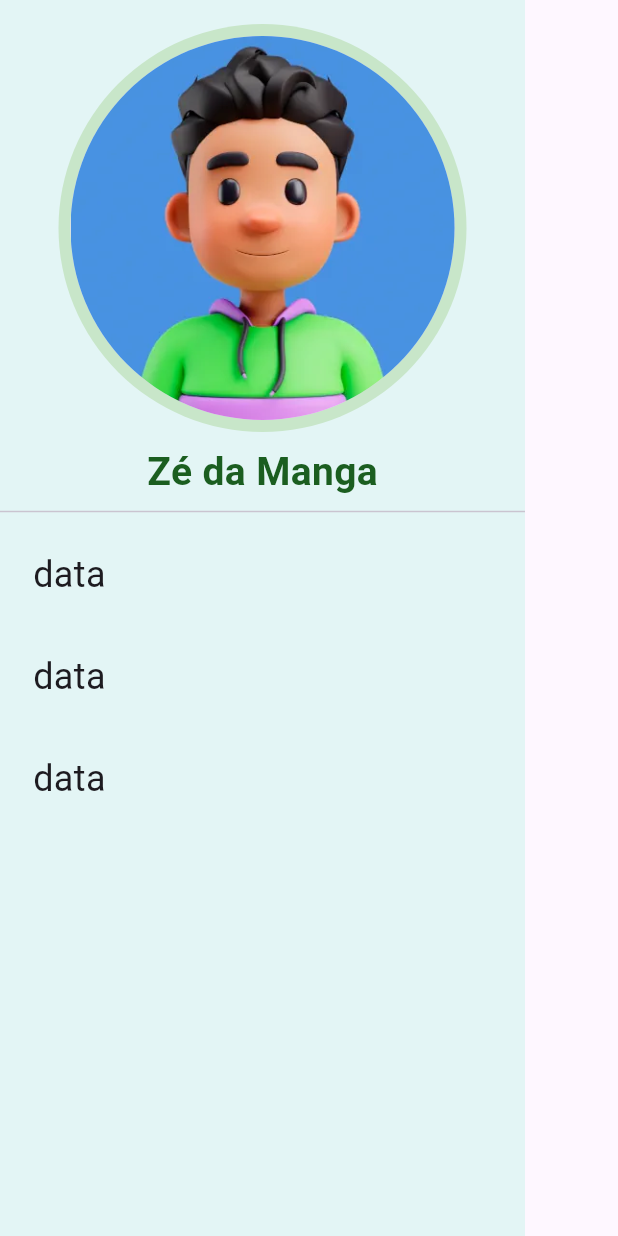
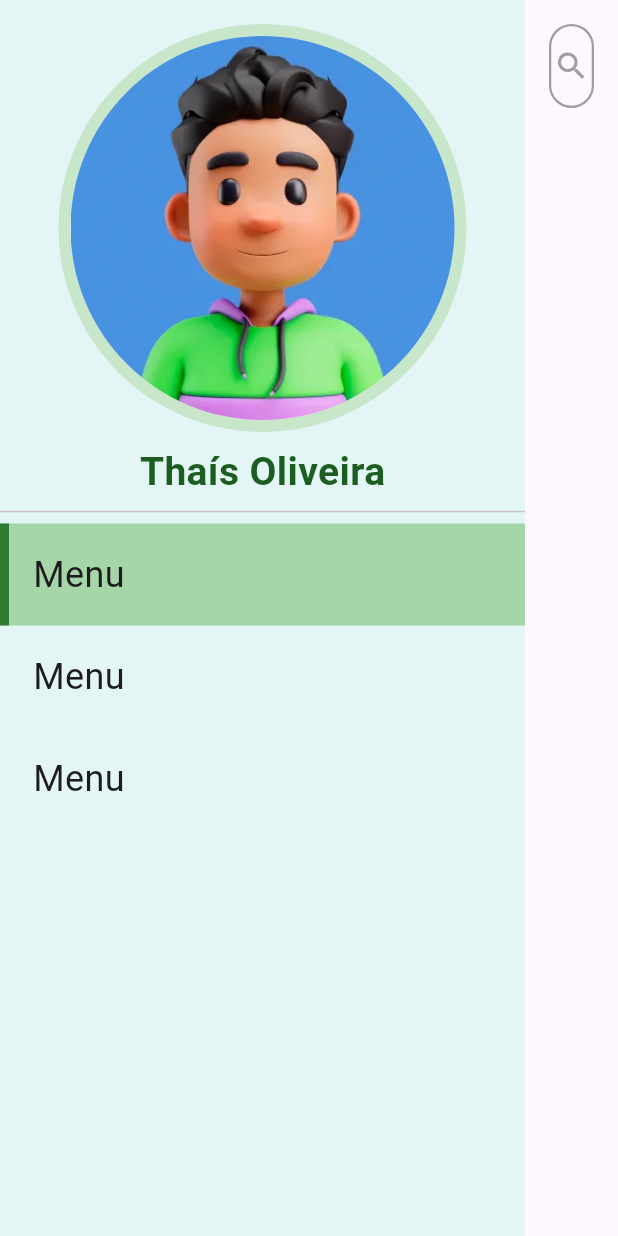
Before and after one commit to thaissoliveira/AppDash, a Flutter app: the screen it shows after launch, on a phone screen of 412 x 824 dp. Run offline on Flutter 3.47's test engine with Material 3 defaults, Android fonts, the phone set to English and light mode, and no system bars; network calls fail.

Commit message:
Avaliação - Programação Móvel

```diff
--- /dev/null
+++ b/devtools_options.yaml
@@ -0,0 +1,3 @@
+description: This file stores settings for Dart & Flutter DevTools.
+documentation: https://docs.flutter.dev/tools/devtools/extensions#configure-extension-enablement-states
+extensions:
--- a/lib/main.dart
+++ b/lib/main.dart
@@ -1,12 +1,7 @@
 import 'package:flutter/material.dart';
 import 'package:app_dashborad/app.dart';
-import 'package:supabase_flutter/supabase_flutter.dart';
 
 Future<void> main() async {
   WidgetsFlutterBinding.ensureInitialized();
-  await Supabase.initialize(
-    url: 'https://vvnazyergzerjhadoaxj.supabase.co',
-    anonKey: 'eyJhbGciOiJIUzI1NiIsInR5cCI6IkpXVCJ9.eyJpc3MiOiJzdXBhYmFzZSIsInJlZiI6InZ2bmF6eWVyZ3plcmpoYWRvYXhqIiwicm9sZSI6ImFub24iLCJpYXQiOjE3NDYxNDYwMzQsImV4cCI6MjA2MTcyMjAzNH0._sC6EcodS3LR2pBXTBmksufNWs7ze6CfcFvgEQXTqv8',
-  );
   runApp(const App());
 }
--- a/lib/screens/home_page.dart
+++ b/lib/screens/home_page.dart
@@ -1,8 +1,6 @@
 import 'package:flutter/material.dart';
-import 'package:supabase_flutter/supabase_flutter.dart';
-
-// Get a reference your Supabase client
-final supabase = Supabase.instance.client;
+import 'dart:convert';
+import 'package:http/http.dart' as http;
 
 class HomePage extends StatefulWidget {
   const HomePage({super.key});
@@ -12,115 +10,135 @@ class HomePage extends StatefulWidget {
 }
 
 class _HomePageState extends State<HomePage> {
-  int index = 0;
+  List<dynamic> allUsers = [];
+  List<dynamic> filteredUsers = [];
+  final TextEditingController searchController = TextEditingController();
+
+  void initState() {
+    super.initState();
+    fetchUsers();
+    searchController.addListener(onSearchTextChanged);
+  }
+
+  Future<void> fetchUsers() async {
+    final uri = Uri.parse('https://ifpaserver.org:4443/usuarios');
+    final response = await http.get(uri);
+
+    if (response.statusCode == 200) {
+      final List<dynamic> data = jsonDecode(response.body);
+      setState(() {
+        allUsers = data;
+        filteredUsers = data;
+      });
+    } else {
+      // Erro ao buscar os dados
+      ScaffoldMessenger.of(
+        context,
+      ).showSnackBar(SnackBar(content: Text('Erro ao carregar usuários')));
+    }
+  }
+
+  void onSearchTextChanged() {
+    final query = searchController.text.toLowerCase();
+    setState(() {
+      filteredUsers = allUsers
+          .where((user) =>(user['nome'] ?? '').toString().toLowerCase().contains(query),
+          ).toList();
+    });
+  }
+
+  @override
+  void dispose() {
+    searchController.dispose();
+    super.dispose();
+  }
 
 @override
   Widget build(BuildContext context) {
     return Scaffold(
       body: Row(
-        crossAxisAlignment: CrossAxisAlignment.start,
         children: [
-          Container(
+          _buildSidebar(),
+          Expanded(
+            child: Column(
+              children: [
+                Padding(
+                  padding: const EdgeInsets.all(16.0),
+                  child: TextField(
+                    controller: searchController,
+                    decoration: InputDecoration(
+                      labelText: 'Buscar por nome',
+                      labelStyle: TextStyle(color: Colors.grey),
+                      prefixIcon: Icon(Icons.search, color: Colors.grey),
+                      enabledBorder: OutlineInputBorder(
+                        borderRadius: BorderRadius.circular(20),
+                        borderSide: BorderSide(color: Colors.grey, width: 1.5),
+                      ),
+                      focusedBorder: OutlineInputBorder(
+                        borderRadius: BorderRadius.circular(20),
+                        borderSide: BorderSide(
+                          color: Colors.green.shade900,
+                          width: 1.5,
+                        ),
+                      ),
+                    ),
+                  ),
+                ),
+                Expanded(
+                  child: SingleChildScrollView(
+                    child: Wrap(
+                      spacing: 41,
+                      children: filteredUsers.map((user) {
+                        return InfoCard(
+                          title: user['nome'] ?? 'Sem nome',
+                          subTitle:
+                              user['matricula']?.toString() ?? 'Sem matrícula',
+                        );
+                      }).toList(),
+                    ),
+                  ),
+                ),
+              ],
+            ),
+          ),
+        ],
+      ),
+    );
+  }
+
+  Widget _buildSidebar() {
+    return Container(
       width: 350,
       color: Color(0xffe3f5f5),
       child: Column(
         crossAxisAlignment: CrossAxisAlignment.center,
         children: [
-                SizedBox(height: 16),
+          const SizedBox(height: 16),
           CircleAvatar(
             radius: 136,
             backgroundColor: Colors.green.shade100,
-                  child: CircleAvatar(
+            child: const CircleAvatar(
               radius: 128,
               backgroundImage: AssetImage('assets/images/homem.webp'),
             ),
           ),
-                SizedBox(height: 8),
+          const SizedBox(height: 8),
           Text(
-                  'Zé da Manga',
+            'Thaís Oliveira',
             style: TextStyle(
               fontWeight: FontWeight.bold,
               fontSize: 26,
               color: Colors.green.shade900,
             ),
           ),
-                Divider(),
-                InfoButton(
-                  selected: index == 1,
-                  onTap: () {
-                    setState(() {
-                      index = 1;
-                    });
-                  },
-                ),
-                InfoButton(
-                  selected: index == 2,
-                  onTap: () {
-                    setState(() {
-                      index = 2;
-                    });
-                  },
-                ),
-                InfoButton(
-                  selected: index == 3,
-                  onTap: () {
-                    setState(() {
-                      index = 3;
-                    });
-                  },
-                ),
-              ],
-            ),
-          ),
-          Expanded(
-            child: SingleChildScrollView(
-              child: StreamBuilder(
-                stream: supabase
-                    .from('professores')
-                    .stream(primaryKey: ['professor_id']),
-                builder: (context, snapshot) {
-                  return snapshot.when(
-                    data: (data) {
-                      final data123 = snapshot.data ?? [];
-                      return Wrap(
-                        children: [
-                          for (final prof in data123)
-                            InfoCard(
-                              title: prof['nome'],
-                              subTitle: prof['siape'],
-                            ),
-                        ],
-                      );
-                    },
-                  );
-                },
-              ),
-
-              // child: Wrap(
-              //   children: [
-              //     //for (int i = 0; i < 15; i++) InfoCard(title: '${10 * i}'),
-              //   ],
-              // ),
-            ),
-          ),
+          const Divider(),
+          InfoButton(selected: true, onTap: () {}),
+          InfoButton(selected: false, onTap: () {}),
+          InfoButton(selected: false, onTap: () {}),
         ],
       ),
     );
   }
-}
-
-extension AsyncSnapshotWhen<T> on AsyncSnapshot<T> {
-  Widget when({
-    required Widget Function(T? data) data,
-    Widget Function(Object? e, StackTrace? s)? error,
-    Widget loading = const Center(child: CircularProgressIndicator.adaptive()),
-  }) => switch (this) {
-    AsyncSnapshot(hasError: true) =>
-      error?.call(this.error, stackTrace) ??
-          Center(child: Text('Error!\n${this.error}\n$stackTrace')),
-    AsyncSnapshot(hasData: false) => loading,
-    AsyncSnapshot(data: T? d) => data(d),
-  };
 }
 
 class InfoButton extends StatelessWidget {
@@ -136,7 +154,6 @@ class InfoButton extends StatelessWidget {
         color: selected ? Colors.green.shade200 : null,
         height: 68,
         child: Row(
-          spacing: 16,
           children: [
             if (selected)
               Container(
@@ -145,8 +162,9 @@ class InfoButton extends StatelessWidget {
                 color: Colors.green.shade800,
               )
             else
-              SizedBox(width: 6),
-            Text('data', style: TextStyle(fontSize: 24)),
+              const SizedBox(width: 6),
+            const SizedBox(width: 16),
+            const Text('Menu', style: TextStyle(fontSize: 24)),
           ],
         ),
       ),
@@ -157,28 +175,25 @@ class InfoButton extends StatelessWidget {
 class InfoCard extends StatelessWidget {
   final String title;
   final String subTitle;
-  const InfoCard({
-    super.key,
-    this.subTitle = 'Someente Teste',
-    this.title = '0',
-  });
+  const InfoCard({super.key, this.subTitle = '', this.title = ''});
 
   @override
 Widget build(BuildContext context) {
   return SizedBox(
-      width: 200,
-      height: 250,
+    width: 260,
+    height: 200,
     child: Card(
       color: Colors.white,
       elevation: 3,
       child: Column(
         mainAxisAlignment: MainAxisAlignment.center,
+        crossAxisAlignment: CrossAxisAlignment.center,
         children: [
           const CircleAvatar(
             backgroundColor: Color(0xffe3f5f5),
             minRadius: 32,
             child: Icon(
-                Icons.mail_outline_rounded,
+              Icons.person_outline,
               size: 32,
               color: Color(0xff479f9b),
             ),
@@ -186,18 +201,18 @@ class InfoCard extends StatelessWidget {
           const SizedBox(height: 8),
           Text(
             title,
-              style: const TextStyle(
-                /*fontSize: 48,*/ fontWeight: FontWeight.bold,
+            style: const TextStyle(fontWeight: FontWeight.bold),
+            textAlign: TextAlign.center,
           ),
-            ),
+          SizedBox(height: 4),
           Text(
             subTitle,
             style: const TextStyle(color: Colors.black54),
-              overflow: TextOverflow.ellipsis,
+            textAlign: TextAlign.center,
+            // overflow: TextOverflow.ellipsis,
           ),
         ],
       ),
     ),
   );
-  }
-}
+} }
```
Lines whose indentation alone changed are shown as unchanged.
